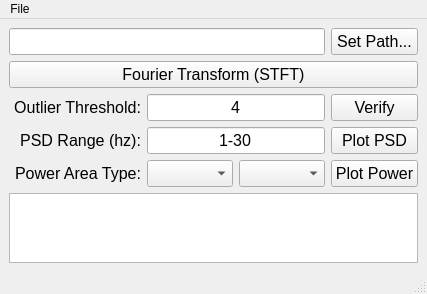
First picture: the form in sakeplot.ui, repository SAKEverse/sake-plot, before the edit.
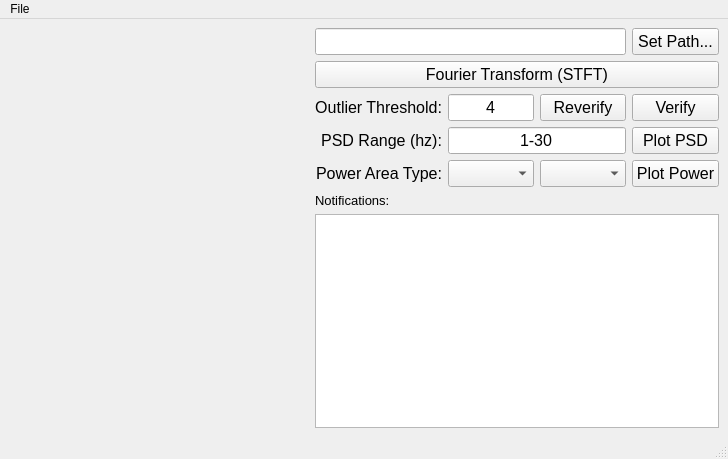
Second picture: the form after the edit.

Patch:
```diff
--- a/sakeplot.ui
+++ b/sakeplot.ui
@@ -6,8 +6,8 @@
    <rect>
     <x>0</x>
     <y>0</y>
-    <width>326</width>
-    <height>270</height>
+    <width>610</width>
+    <height>448</height>
    </rect>
   </property>
   <property name="windowTitle">
@@ -15,31 +15,26 @@
   </property>
   <widget class="QWidget" name="centralwidget">
    <layout class="QGridLayout" name="gridLayout">
-    <item row="2" column="7">
-     <widget class="QPushButton" name="verifyButton">
-      <property name="font">
-       <font>
-        <pointsize>12</pointsize>
-       </font>
+    <item row="0" column="0" rowspan="7">
+     <widget class="QLabel" name="picLabel">
+      <property name="sizePolicy">
+       <sizepolicy hsizetype="MinimumExpanding" vsizetype="MinimumExpanding">
+        <horstretch>0</horstretch>
+        <verstretch>0</verstretch>
+       </sizepolicy>
       </property>
-      <property name="text">
-       <string>Verify</string>
+      <property name="minimumSize">
+       <size>
+        <width>300</width>
+        <height>400</height>
+       </size>
       </property>
-     </widget>
-    </item>
-    <item row="3" column="7">
-     <widget class="QPushButton" name="PSDButton">
-      <property name="font">
-       <font>
-        <pointsize>12</pointsize>
-       </font>
-      </property>
       <property name="text">
-       <string>Plot PSD</string>
+       <string/>
       </property>
      </widget>
     </item>
-    <item row="0" column="7">
+    <item row="0" column="4">
      <widget class="QPushButton" name="pathButton">
       <property name="font">
        <font>
@@ -51,74 +46,7 @@
       </property>
      </widget>
     </item>
-    <item row="4" column="7">
-     <widget class="QPushButton" name="PowerAreaButton">
-      <property name="font">
-       <font>
-        <pointsize>12</pointsize>
-       </font>
-      </property>
-      <property name="text">
-       <string>Plot Power</string>
-      </property>
-     </widget>
-    </item>
-    <item row="6" column="0" colspan="8">
-     <widget class="QTextBrowser" name="errorBrowser">
-      <property name="font">
-       <font>
-        <pointsize>10</pointsize>
-       </font>
-      </property>
-     </widget>
-    </item>
-    <item row="1" column="0" colspan="8">
-     <widget class="QPushButton" name="STFTButton">
-      <property name="font">
-       <font>
-        <pointsize>12</pointsize>
-       </font>
-      </property>
-      <property name="text">
-       <string>Fourier Transform (STFT)</string>
-      </property>
-     </widget>
-    </item>
-    <item row="3" column="0" colspan="2">
-     <widget class="QLabel" name="labelPSDRange">
-      <property name="font">
-       <font>
-        <pointsize>12</pointsize>
-        <weight>50</weight>
-        <bold>false</bold>
-       </font>
-      </property>
-      <property name="text">
-       <string>PSD Range (hz):</string>
-      </property>
-      <property name="alignment">
-       <set>Qt::AlignRight|Qt::AlignTrailing|Qt::AlignVCenter</set>
-      </property>
-     </widget>
-    </item>
-    <item row="4" column="1">
-     <widget class="QLabel" name="labelPlotType">
-      <property name="font">
-       <font>
-        <pointsize>12</pointsize>
-        <weight>50</weight>
-        <bold>false</bold>
-       </font>
-      </property>
-      <property name="text">
-       <string>Power Area Type:</string>
-      </property>
-      <property name="alignment">
-       <set>Qt::AlignRight|Qt::AlignTrailing|Qt::AlignVCenter</set>
-      </property>
-     </widget>
-    </item>
-    <item row="2" column="0" colspan="2">
+    <item row="2" column="1">
      <widget class="QLabel" name="labelThresh">
       <property name="font">
        <font>
@@ -135,7 +63,63 @@
       </property>
      </widget>
     </item>
-    <item row="3" column="2" colspan="5">
+    <item row="2" column="2">
+     <widget class="QLineEdit" name="threshEdit">
+      <property name="font">
+       <font>
+        <pointsize>12</pointsize>
+       </font>
+      </property>
+      <property name="text">
+       <string>4</string>
+      </property>
+      <property name="alignment">
+       <set>Qt::AlignCenter</set>
+      </property>
+     </widget>
+    </item>
+    <item row="2" column="3">
+     <widget class="QPushButton" name="reverifyButton">
+      <property name="font">
+       <font>
+        <pointsize>12</pointsize>
+       </font>
+      </property>
+      <property name="text">
+       <string>Reverify</string>
+      </property>
+     </widget>
+    </item>
+    <item row="2" column="4">
+     <widget class="QPushButton" name="verifyButton">
+      <property name="font">
+       <font>
+        <pointsize>12</pointsize>
+       </font>
+      </property>
+      <property name="text">
+       <string>Verify</string>
+      </property>
+     </widget>
+    </item>
+    <item row="3" column="1">
+     <widget class="QLabel" name="labelPSDRange">
+      <property name="font">
+       <font>
+        <pointsize>12</pointsize>
+        <weight>50</weight>
+        <bold>false</bold>
+       </font>
+      </property>
+      <property name="text">
+       <string>PSD Range (hz):</string>
+      </property>
+      <property name="alignment">
+       <set>Qt::AlignRight|Qt::AlignTrailing|Qt::AlignVCenter</set>
+      </property>
+     </widget>
+    </item>
+    <item row="3" column="2" colspan="2">
      <widget class="QLineEdit" name="PSDEdit">
       <property name="font">
        <font>
@@ -153,22 +137,87 @@
       </property>
      </widget>
     </item>
-    <item row="2" column="2" colspan="5">
-     <widget class="QLineEdit" name="threshEdit">
+    <item row="3" column="4">
+     <widget class="QPushButton" name="PSDButton">
       <property name="font">
        <font>
         <pointsize>12</pointsize>
        </font>
       </property>
       <property name="text">
-       <string>4</string>
+       <string>Plot PSD</string>
+      </property>
+     </widget>
+    </item>
+    <item row="4" column="1">
+     <widget class="QLabel" name="labelPlotType">
+      <property name="font">
+       <font>
+        <pointsize>12</pointsize>
+        <weight>50</weight>
+        <bold>false</bold>
+       </font>
+      </property>
+      <property name="text">
+       <string>Power Area Type:</string>
       </property>
       <property name="alignment">
-       <set>Qt::AlignCenter</set>
+       <set>Qt::AlignRight|Qt::AlignTrailing|Qt::AlignVCenter</set>
       </property>
      </widget>
     </item>
-    <item row="0" column="0" colspan="7">
+    <item row="4" column="2">
+     <widget class="QComboBox" name="plotValue">
+      <property name="font">
+       <font>
+        <pointsize>12</pointsize>
+       </font>
+      </property>
+     </widget>
+    </item>
+    <item row="4" column="3">
+     <widget class="QComboBox" name="plotType">
+      <property name="font">
+       <font>
+        <pointsize>12</pointsize>
+       </font>
+      </property>
+     </widget>
+    </item>
+    <item row="4" column="4">
+     <widget class="QPushButton" name="PowerAreaButton">
+      <property name="font">
+       <font>
+        <pointsize>12</pointsize>
+       </font>
+      </property>
+      <property name="text">
+       <string>Plot Power</string>
+      </property>
+     </widget>
+    </item>
+    <item row="5" column="1">
+     <widget class="QLabel" name="label">
+      <property name="font">
+       <font>
+        <pointsize>10</pointsize>
+       </font>
+      </property>
+      <property name="text">
+       <string>Notifications:</string>
+      </property>
+     </widget>
+    </item>
+    <item row="6" column="1" colspan="4">
+     <widget class="QTextBrowser" name="errorBrowser">
+      <property name="font">
+       <font>
+        <pointsize>10</pointsize>
+       </font>
+      </property>
+     </widget>
+    </item>
+    <item row="0" column="1" colspan="3">
      <widget class="QLineEdit" name="pathEdit">
       <property name="font">
        <font>
@@ -183,21 +232,15 @@
       </property>
      </widget>
     </item>
-    <item row="4" column="6">
-     <widget class="QComboBox" name="plotType">
+    <item row="1" column="1" colspan="4">
+     <widget class="QPushButton" name="STFTButton">
       <property name="font">
        <font>
         <pointsize>12</pointsize>
        </font>
       </property>
-     </widget>
-    </item>
-    <item row="4" column="2" colspan="4">
-     <widget class="QComboBox" name="plotValue">
-      <property name="font">
-       <font>
-        <pointsize>12</pointsize>
-       </font>
+      <property name="text">
+       <string>Fourier Transform (STFT)</string>
       </property>
      </widget>
     </item>
@@ -208,7 +251,7 @@
     <rect>
      <x>0</x>
      <y>0</y>
-     <width>326</width>
+     <width>610</width>
      <height>18</height>
     </rect>
    </property>
```
